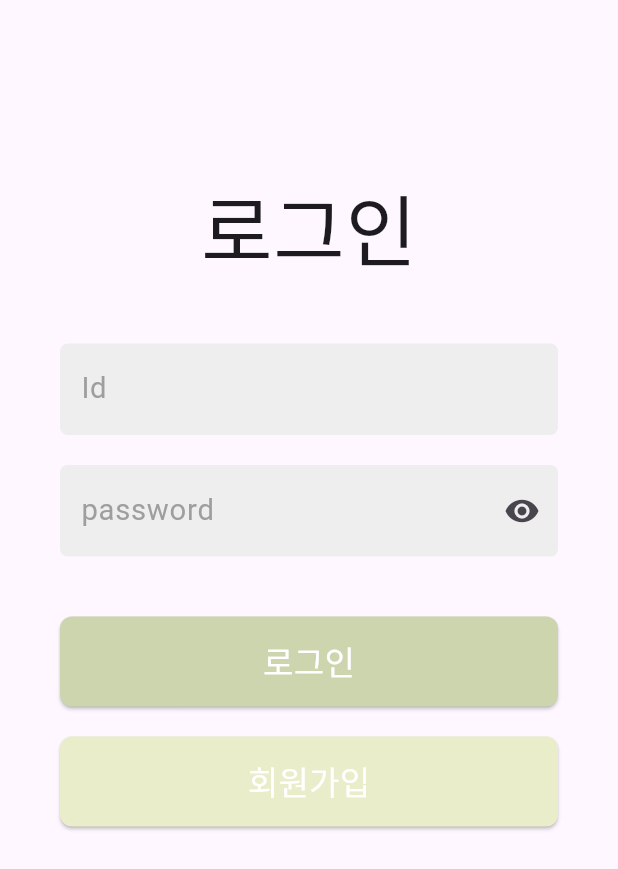
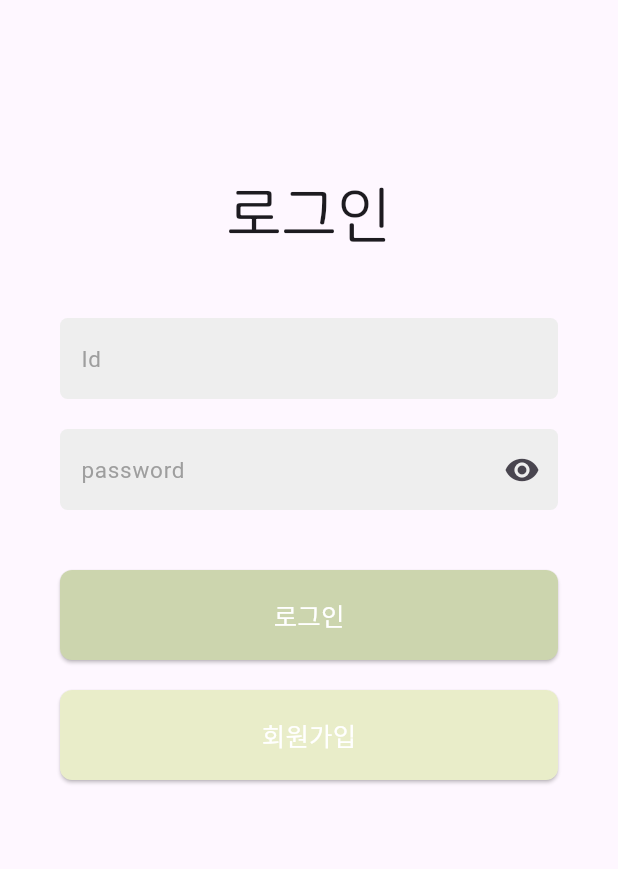
Before and after one commit to Men-Who-Are-Crazy-About-Coffee/Copick, a Flutter app: the screen it shows after launch, after a tap on "서비스 이용해보기", on a phone screen of 412 x 824 dp. Shown: the top 869 px of the screen. Run offline on Flutter 3.47's test engine with Material 3 defaults, Android fonts, the phone set to English and light mode, and no system bars; our stand-ins replace camera, carousel_slider, dio, fl_chart, flutter_dotenv, flutter_image_compress and 3 more; missing offline and left inert: exif, tflite_flutter; network calls fail.

Commit message:
feat: font change

```diff
--- a/fe/lib/main.dart
+++ b/fe/lib/main.dart
@@ -52,16 +52,6 @@ void main() async {
           Locale('ko', 'KR'),
         ],
         scrollBehavior: AppScrollBehavior(),
-        builder: (context, child) {
-          ScreenParams.screenSize = MediaQuery.of(context).size;
-          final MediaQueryData data = MediaQuery.of(context);
-          return MediaQuery(
-            data: data.copyWith(
-              textScaler: const TextScaler.linear(1.3),
-            ),
-            child: child!,
-          );
-        },
         theme: ThemeData(
           fontFamily: "SDchild",
         ),
--- a/fe/lib/routes.dart
+++ b/fe/lib/routes.dart
@@ -25,5 +25,6 @@ final routes = {
       camera: Provider.of<CameraProvider>(context).camera as CameraDescription),
   "/camera": (context) => CameraPage(
       camera: Provider.of<CameraProvider>(context).camera as CameraDescription),
-  "/my_content": (context)=> const MyContentPage(profileContentType: ProfileContentType.board),
+  "/my_content": (context) =>
+      const MyContentPage(profileContentType: ProfileContentType.board),
 };
--- a/fe/lib/src/screens/pages.dart
+++ b/fe/lib/src/screens/pages.dart
@@ -9,6 +9,7 @@ import 'package:flutter/foundation.dart';
 import 'package:flutter/material.dart';
 import 'package:flutter/services.dart';
 import 'package:flutter_secure_storage/flutter_secure_storage.dart';
+import 'package:permission_handler/permission_handler.dart';
 import 'package:provider/provider.dart';
 
 class Pages extends StatefulWidget {
@@ -117,10 +118,8 @@ class _PagesState extends State<Pages> {
                 shape: const StadiumBorder(),
                 backgroundColor: themeColors.color5,
                 child: const Icon(Icons.camera, size: 40),
-                onPressed: () {
-                  try {
+                onPressed: () async {
                   Navigator.pushNamed(context, '/video');
-                  } catch (e) {
                   showDialog(
                     context: context,
                     builder: (BuildContext context) {
@@ -138,7 +137,6 @@ class _PagesState extends State<Pages> {
                       );
                     },
                   );
-                  }
                 }),
           ),
           floatingActionButtonLocation:
--- a/fe/pubspec.yaml
+++ b/fe/pubspec.yaml
@@ -57,6 +57,7 @@ dependencies:
   carousel_slider: ^4.2.1
   photo_view: ^0.14.0
   flutter_image_compress: ^2.2.0
+  permission_handler: ^11.3.1
 
 dev_dependencies:
   build_runner: ^2.4.8
@@ -105,7 +106,7 @@ flutter:
 
     - family: SDchild
       fonts:
-        - asset: assets/fonts/SDChildfundkoreaTTF.ttf
+        - asset: assets/fonts/NanumSquareRoundR.ttf
 
     - family: netmarble
       fonts:
```
Also changed, not shown: fe/assets/fonts/NanumSquareRoundR.ttf (added), fe/assets/fonts/netmarbleB.ttf (deleted), fe/assets/fonts/netmarbleL.ttf (deleted), fe/assets/fonts/netmarbleM.ttf (deleted), fe/pubspec.lock, 3 other files. Lines whose indentation alone changed are shown as unchanged.
